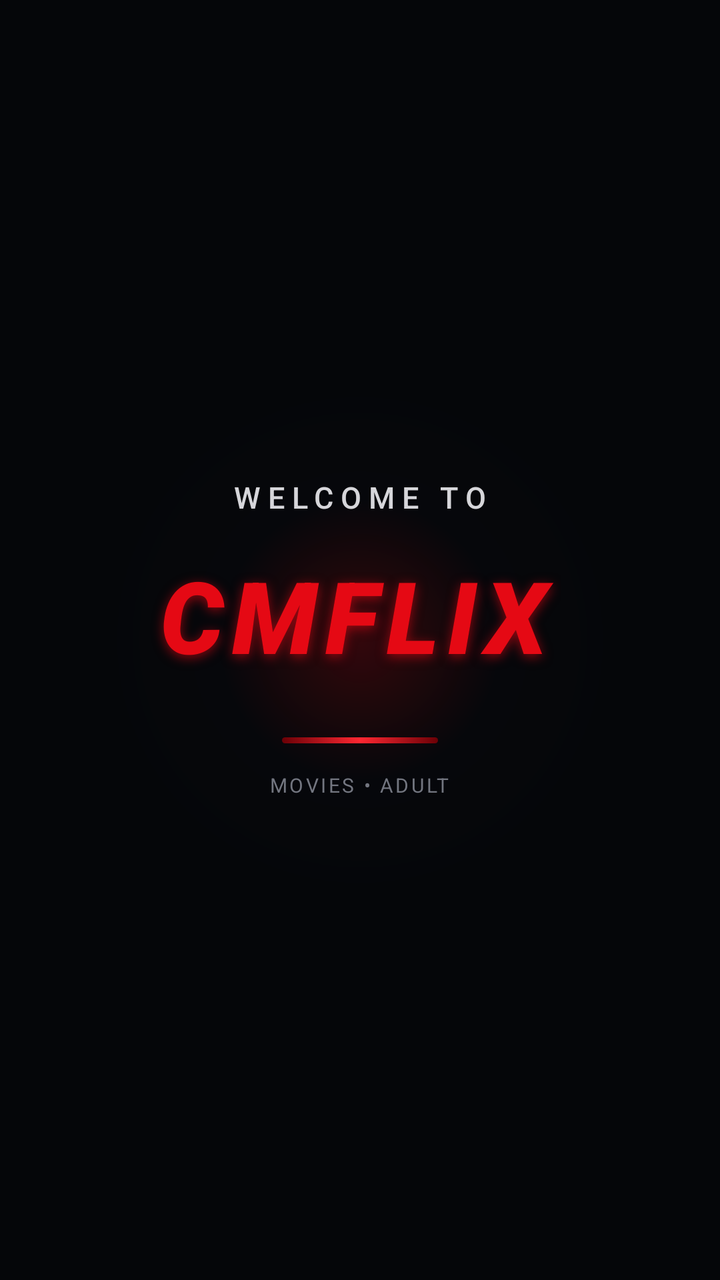
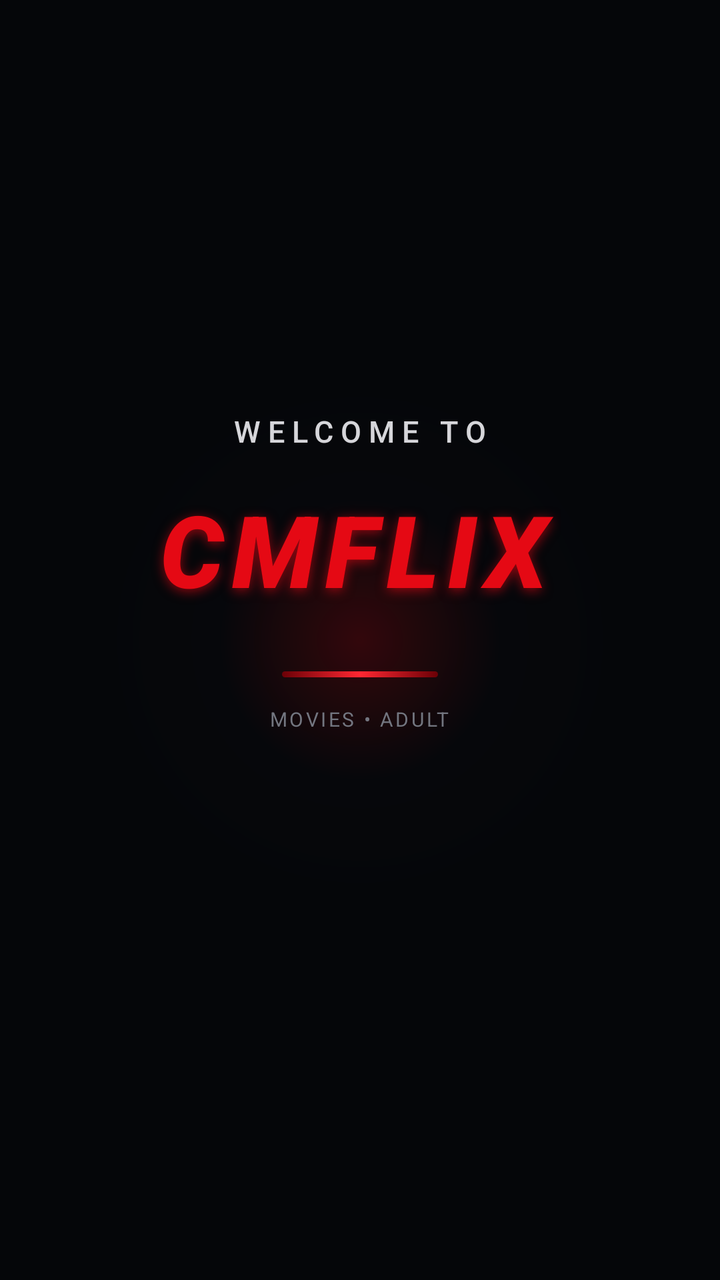

Screens rendered from an Android XML layout before and after an edit, with the pre-edit source and the edit as a unified diff.
<!-- AndroidManifest.xml: activity theme Theme.CMFLIXNative.Starting -->
<!-- res/layout/activity_splash.xml -->
<?xml version="1.0" encoding="utf-8"?>
<FrameLayout
    xmlns:android="http://schemas.android.com/apk/res/android"
    android:id="@+id/splashRoot"
    android:layout_width="match_parent"
    android:layout_height="match_parent"
    android:background="#050609"
    android:fitsSystemWindows="true">

    <View
        android:layout_width="280dp"
        android:layout_height="280dp"
        android:layout_gravity="center"
        android:background="@drawable/splash_glow"
        android:importantForAccessibility="no" />

    <LinearLayout
        android:layout_width="match_parent"
        android:layout_height="wrap_content"
        android:layout_gravity="center"
        android:gravity="center"
        android:orientation="vertical"
        android:paddingStart="24dp"
        android:paddingEnd="24dp">

        <TextView
            android:id="@+id/splashWelcomeText"
            android:layout_width="wrap_content"
            android:layout_height="wrap_content"
            android:fontFamily="sans-serif-medium"
            android:includeFontPadding="false"
            android:letterSpacing="0.24"
            android:text="WELCOME TO"
            android:textColor="#D6D6DA"
            android:textSize="15sp" />

        <TextView
    android:id="@+id/splashBrandText"
    android:layout_width="wrap_content"
    android:layout_height="wrap_content"
    android:layout_marginTop="8dp"
    android:fontFamily="sans-serif-black"
    android:includeFontPadding="true"
    android:letterSpacing="0.08"
    android:paddingStart="14dp"
    android:paddingTop="8dp"
    android:paddingEnd="20dp"
    android:paddingBottom="10dp"
    android:shadowColor="#99E50914"
    android:shadowDx="0"
    android:shadowDy="4"
    android:shadowRadius="14"
    android:text="CMFLIX"
    android:textColor="#E50914"
    android:textSize="50sp"
    android:textStyle="italic" />


        <View
            android:id="@+id/splashAccentLine"
            android:layout_width="78dp"
            android:layout_height="3dp"
            android:layout_marginTop="18dp"
            android:background="@drawable/splash_accent_line"
            android:pivotX="0" />

        <TextView
            android:layout_width="wrap_content"
            android:layout_height="wrap_content"
            android:layout_marginTop="14dp"
            android:fontFamily="sans-serif"
            android:letterSpacing="0.12"
            android:text="MOVIES • ADULT"
            android:textColor="#737680"
            android:textSize="10sp" />

    </LinearLayout>

</FrameLayout>
<!-- resources referenced by this layout -->
<resources>
  <!-- drawable splash_accent_line (drawable) -->
  <?xml version="1.0" encoding="utf-8"?>
  <shape
      xmlns:android="http://schemas.android.com/apk/res/android"
      android:shape="rectangle">
  
      <corners android:radius="4dp" />
  
      <gradient
          android:angle="0"
          android:startColor="#6B0006"
          android:centerColor="#FF2732"
          android:endColor="#6B0006" />
  
  </shape>
  <!-- drawable splash_glow (drawable) -->
  <?xml version="1.0" encoding="utf-8"?>
  <shape
      xmlns:android="http://schemas.android.com/apk/res/android"
      android:shape="oval">
  
      <gradient
          android:type="radial"
          android:gradientRadius="140dp"
          android:centerX="50%"
          android:centerY="50%"
          android:startColor="#33E50914"
          android:centerColor="#140F1118"
          android:endColor="#00000000" />
  
  </shape>
  <style name="Theme.CMFLIXNative.Starting" parent="Theme.SplashScreen">
  
          <item name="windowSplashScreenBackground">
              @color/black
          </item>
  
          <item name="windowSplashScreenAnimatedIcon">
              @drawable/transparent_splash_icon
          </item>
  
          <item name="windowSplashScreenIconBackgroundColor">
              @color/black
          </item>
  
          <item name="windowSplashScreenAnimationDuration">
              0
          </item>
  
          <item name="postSplashScreenTheme">
              @style/Theme.CMFLIXNative.SplashContent
          </item>
  
      </style>
  <color name="black">#000000</color>
  <!-- drawable transparent_splash_icon (drawable) -->
  <?xml version="1.0" encoding="utf-8"?>
  <vector
      xmlns:android="http://schemas.android.com/apk/res/android"
      android:width="1dp"
      android:height="1dp"
      android:viewportWidth="1"
      android:viewportHeight="1">
  
      <path
          android:fillColor="#00000000"
          android:pathData="M0,0h1v1h-1z" />
  
  </vector>
  <style name="Theme.CMFLIXNative.SplashContent" parent="Theme.CMFLIXNative">
  
          <item name="android:windowBackground">
              @color/black
          </item>
  
          <item name="android:statusBarColor">
              @color/black
          </item>
  
          <item name="android:navigationBarColor">
              @color/black
          </item>
  
          <item name="android:windowLightStatusBar">
              false
          </item>
  
      </style>
  <style name="Theme.CMFLIXNative" parent="Theme.AppCompat.DayNight.NoActionBar">
  
          <item name="android:fontFamily">
              sans
          </item>
  
          <item name="android:windowActionModeOverlay">
              true
          </item>
  
          <item name="android:colorAccent">
              @color/white
          </item>
  
          <item name="android:navigationBarColor">
              @color/black
          </item>
  
          <item name="android:statusBarColor">
              @color/black
          </item>
  
          <item name="android:windowLightStatusBar">
              false
          </item>
  
          <item name="android:windowBackground">
              @color/dark_bg
          </item>
  
      </style>
  <color name="white">#FFFFFF</color>
  <color name="dark_bg">#090B10</color>
</resources>

<!-- the commit's change to res/layout/activity_splash.xml (unified diff, before → after) -->
@@ -74,6 +74,14 @@
             android:textColor="#737680"
             android:textSize="10sp" />
 
+        
+        <ProgressBar
+            android:id="@+id/splashLoadingSpinner"
+            android:layout_width="40dp"
+            android:layout_height="40dp"
+            android:layout_marginTop="26dp"
+            android:indeterminateTint="#E8B93E" />
+
     </LinearLayout>
 
 </FrameLayout>
